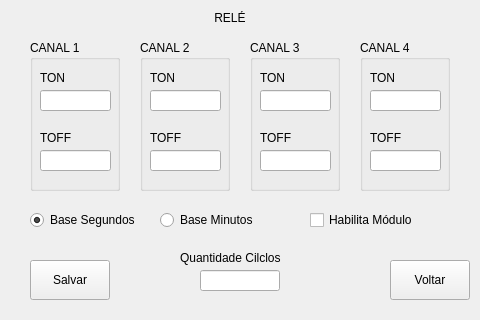
The window that View/config_canal_rele.ui (Renatoyyz/fonte-controlada) describes before a commit, drawn with Qt 5.
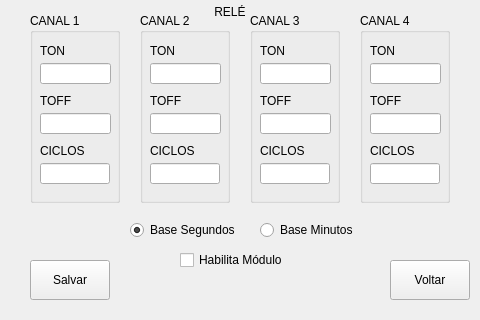
The same window after the commit.

Diff of the .ui file:
```diff
--- a/View/config_canal_rele.ui
+++ b/View/config_canal_rele.ui
@@ -17,9 +17,9 @@
    <property name="geometry">
     <rect>
      <x>200</x>
-     <y>10</y>
+     <y>3</y>
      <width>60</width>
-     <height>16</height>
+     <height>19</height>
     </rect>
    </property>
    <property name="text">
@@ -30,9 +30,9 @@
    <property name="geometry">
     <rect>
      <x>30</x>
-     <y>40</y>
+     <y>13</y>
      <width>90</width>
-     <height>151</height>
+     <height>190</height>
     </rect>
    </property>
    <property name="title">
@@ -65,7 +65,7 @@
     <property name="geometry">
      <rect>
       <x>10</x>
-      <y>110</y>
+      <y>100</y>
       <width>71</width>
       <height>21</height>
      </rect>
@@ -75,7 +75,7 @@
     <property name="geometry">
      <rect>
       <x>10</x>
-      <y>90</y>
+      <y>80</y>
       <width>60</width>
       <height>16</height>
      </rect>
@@ -84,14 +84,37 @@
      <string>TOFF</string>
     </property>
    </widget>
+   <widget class="QLineEdit" name="txQtdCiclosCanal_1">
+    <property name="geometry">
+     <rect>
+      <x>10</x>
+      <y>150</y>
+      <width>70</width>
+      <height>21</height>
+     </rect>
+    </property>
+   </widget>
+   <widget class="QLabel" name="label_9">
+    <property name="geometry">
+     <rect>
+      <x>10</x>
+      <y>130</y>
+      <width>60</width>
+      <height>16</height>
+     </rect>
+    </property>
+    <property name="text">
+     <string>CICLOS</string>
+    </property>
+   </widget>
   </widget>
   <widget class="QGroupBox" name="groupBox_3">
    <property name="geometry">
     <rect>
      <x>250</x>
-     <y>40</y>
+     <y>13</y>
      <width>90</width>
-     <height>151</height>
+     <height>190</height>
     </rect>
    </property>
    <property name="title">
@@ -124,7 +147,7 @@
     <property name="geometry">
      <rect>
       <x>10</x>
-      <y>110</y>
+      <y>100</y>
       <width>71</width>
       <height>21</height>
      </rect>
@@ -134,7 +157,7 @@
     <property name="geometry">
      <rect>
       <x>10</x>
-      <y>90</y>
+      <y>80</y>
       <width>60</width>
       <height>16</height>
      </rect>
@@ -143,14 +166,37 @@
      <string>TOFF</string>
     </property>
    </widget>
+   <widget class="QLabel" name="label_11">
+    <property name="geometry">
+     <rect>
+      <x>10</x>
+      <y>130</y>
+      <width>60</width>
+      <height>16</height>
+     </rect>
+    </property>
+    <property name="text">
+     <string>CICLOS</string>
+    </property>
+   </widget>
+   <widget class="QLineEdit" name="txQtdCiclosCanal_3">
+    <property name="geometry">
+     <rect>
+      <x>10</x>
+      <y>150</y>
+      <width>70</width>
+      <height>21</height>
+     </rect>
+    </property>
+   </widget>
   </widget>
   <widget class="QGroupBox" name="groupBox_4">
    <property name="geometry">
     <rect>
      <x>360</x>
-     <y>40</y>
+     <y>13</y>
      <width>90</width>
-     <height>151</height>
+     <height>190</height>
     </rect>
    </property>
    <property name="title">
@@ -183,7 +229,7 @@
     <property name="geometry">
      <rect>
       <x>10</x>
-      <y>110</y>
+      <y>100</y>
       <width>71</width>
       <height>21</height>
      </rect>
@@ -193,7 +239,7 @@
     <property name="geometry">
      <rect>
       <x>10</x>
-      <y>90</y>
+      <y>80</y>
       <width>50</width>
       <height>16</height>
      </rect>
@@ -202,6 +248,29 @@
      <string>TOFF</string>
     </property>
    </widget>
+   <widget class="QLabel" name="label_12">
+    <property name="geometry">
+     <rect>
+      <x>10</x>
+      <y>130</y>
+      <width>60</width>
+      <height>16</height>
+     </rect>
+    </property>
+    <property name="text">
+     <string>CICLOS</string>
+    </property>
+   </widget>
+   <widget class="QLineEdit" name="txQtdCiclosCanal_4">
+    <property name="geometry">
+     <rect>
+      <x>10</x>
+      <y>150</y>
+      <width>70</width>
+      <height>21</height>
+     </rect>
+    </property>
+   </widget>
   </widget>
   <widget class="QPushButton" name="btVoltar">
    <property name="geometry">
@@ -219,9 +288,9 @@
   <widget class="QCheckBox" name="ckbHabilitaModulo">
    <property name="geometry">
     <rect>
-     <x>310</x>
-     <y>210</y>
-     <width>141</width>
+     <x>180</x>
+     <y>250</y>
+     <width>120</width>
      <height>20</height>
     </rect>
    </property>
@@ -232,8 +301,8 @@
   <widget class="QRadioButton" name="rbtBaseMinutos">
    <property name="geometry">
     <rect>
-     <x>160</x>
-     <y>210</y>
+     <x>260</x>
+     <y>220</y>
      <width>120</width>
      <height>20</height>
     </rect>
@@ -246,9 +315,9 @@
    <property name="geometry">
     <rect>
      <x>140</x>
-     <y>40</y>
+     <y>13</y>
      <width>90</width>
-     <height>151</height>
+     <height>190</height>
     </rect>
    </property>
    <property name="title">
@@ -281,7 +350,7 @@
     <property name="geometry">
      <rect>
       <x>10</x>
-      <y>110</y>
+      <y>100</y>
       <width>71</width>
       <height>21</height>
      </rect>
@@ -291,7 +360,7 @@
     <property name="geometry">
      <rect>
       <x>10</x>
-      <y>90</y>
+      <y>80</y>
       <width>60</width>
       <height>16</height>
      </rect>
@@ -300,12 +369,35 @@
      <string>TOFF</string>
     </property>
    </widget>
+   <widget class="QLineEdit" name="txQtdCiclosCanal_2">
+    <property name="geometry">
+     <rect>
+      <x>10</x>
+      <y>150</y>
+      <width>70</width>
+      <height>21</height>
+     </rect>
+    </property>
+   </widget>
+   <widget class="QLabel" name="label_10">
+    <property name="geometry">
+     <rect>
+      <x>10</x>
+      <y>130</y>
+      <width>60</width>
+      <height>16</height>
+     </rect>
+    </property>
+    <property name="text">
+     <string>CICLOS</string>
+    </property>
+   </widget>
   </widget>
   <widget class="QRadioButton" name="rbtBaseSegundos">
    <property name="geometry">
     <rect>
-     <x>30</x>
-     <y>210</y>
+     <x>130</x>
+     <y>220</y>
      <width>120</width>
      <height>20</height>
     </rect>
@@ -330,29 +422,6 @@
     <string>Salvar</string>
    </property>
   </widget>
-  <widget class="QLineEdit" name="txQtdCiclos">
-   <property name="geometry">
-    <rect>
-     <x>200</x>
-     <y>270</y>
-     <width>80</width>
-     <height>21</height>
-    </rect>
-   </property>
-  </widget>
-  <widget class="QLabel" name="label_9">
-   <property name="geometry">
-    <rect>
-     <x>180</x>
-     <y>250</y>
-     <width>120</width>
-     <height>16</height>
-    </rect>
-   </property>
-   <property name="text">
-    <string>Quantidade Cilclos</string>
-   </property>
-  </widget>
  </widget>
  <resources/>
  <connections/>
```
